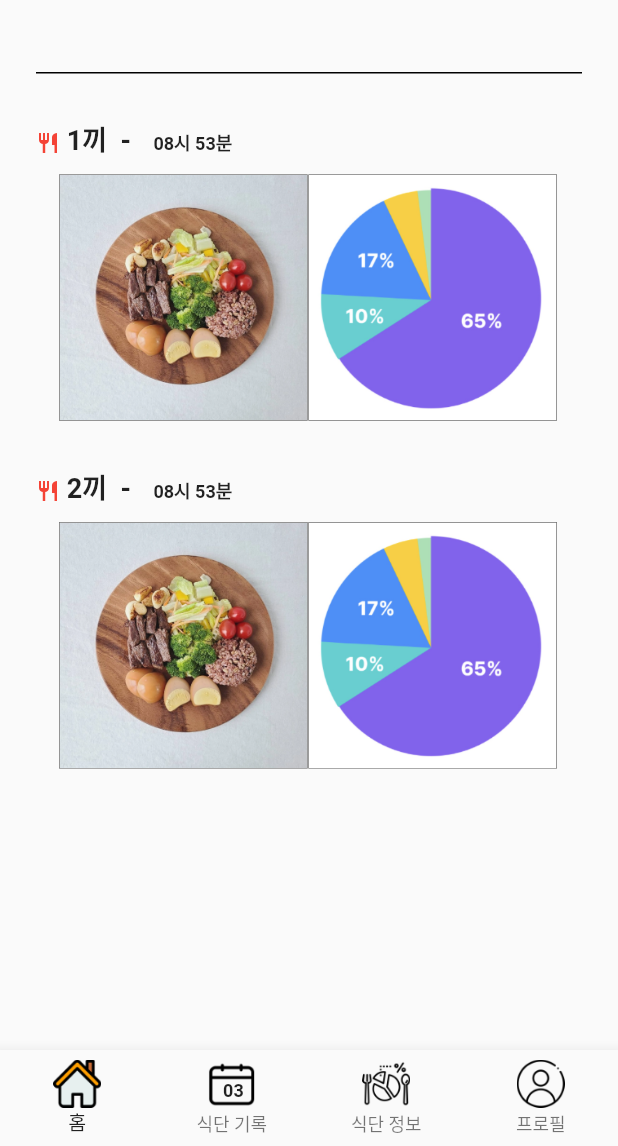
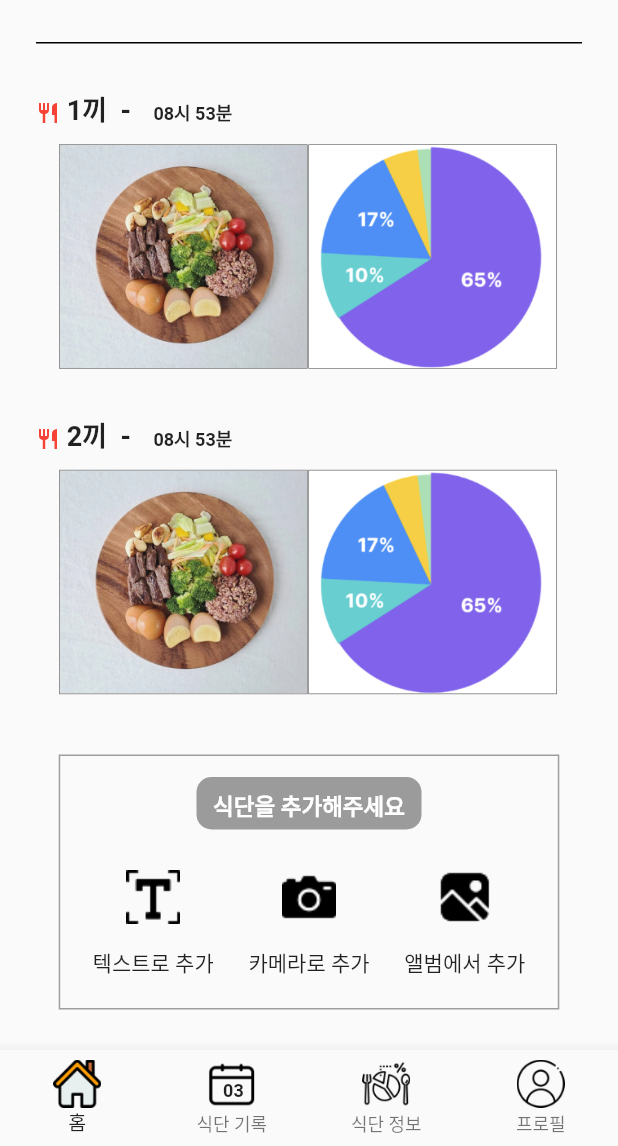
Before and after one commit to MAK-E-AT/Frontend, a Flutter app: the ImagePickerScreen screen opened directly with empty values, after a tap on "이 사진으로 식단 분석하러 가기", on a phone screen of 412 x 824 dp, the part 90-1236 px from its top. Run offline on Flutter 3.47's test engine with Material 2 defaults, Android fonts, the phone set to English and light mode, and no system bars; our stand-ins replace flutter_dotenv, flutter_hooks, flutter_secure_storage, image_picker, smooth_page_indicator; missing offline and left inert: flutter_webview_plugin, kakao_flutter_sdk; accounts and stored records are empty.

Commit message:
feat: 식단 사진 및 텍스트 입력 버튼 UI 2023. 05. 04 1. 커스텀 아이콘 버튼 위젯 생성 2. 기타 코드 수정

```diff
--- a/makeat_fe/lib/main.dart
+++ b/makeat_fe/lib/main.dart
@@ -5,7 +5,6 @@ import 'package:provider/provider.dart';
 import 'package:kakao_flutter_sdk/kakao_flutter_sdk.dart';
 
 import 'models/bottom_navigation_index.dart';
-
 import 'view_models/kakao_login_view_model.dart';
 import 'view_models/naver_login_view_model.dart';
 
@@ -39,7 +38,7 @@ class MAKEAT extends StatelessWidget {
       theme: ThemeData(
         pageTransitionsTheme: NoAnimationTransition(),
       ),
-      home: FoodRecordScreen(),
+      home: FoodRecordScreen()
     );
   }
 }
--- a/makeat_fe/lib/views/food_record_detail_screen.dart
+++ b/makeat_fe/lib/views/food_record_detail_screen.dart
@@ -1,14 +1,14 @@
 import 'package:flutter/material.dart';
-import 'package:makeat_fe/views/food_record_screen.dart';
 
 import '../common/no_animation_page_route.dart';
-
+import '../widgets/custom_icon_button.dart';
 import '../widgets/custom_app_bar.dart';
 import '../widgets/custom_bottom_navigation_bar.dart';
-
+import 'image_picker_screen.dart';
 
 class FoodRecordDetailScreen extends StatefulWidget {
   final String selectedDate;
+  // final String savedTime;
 
 
   const FoodRecordDetailScreen({Key? key, required this.selectedDate}) : super(key: key);
@@ -36,9 +36,10 @@ class _FoodRecordDetailScreenState extends State<FoodRecordDetailScreen> {
         appBar: const CustomAppBar(),
         body: SafeArea(
           child: Column(
+            mainAxisSize: MainAxisSize.min,
             children: [
               Padding(
-                padding: const EdgeInsets.symmetric(horizontal: 24.0, vertical: 10.0),
+                padding: const EdgeInsets.symmetric(horizontal: 24.0),
                 child: Align(
                   alignment: Alignment.centerLeft,
                   child: Text(
@@ -55,8 +56,79 @@ class _FoodRecordDetailScreenState extends State<FoodRecordDetailScreen> {
               const SizedBox(height: 20.0,),
               Expanded(
                 child: ListView.builder(
-                  itemCount: mealRecordList.length,
+                  itemCount: mealRecordList.length + 1,
                   itemBuilder: (BuildContext context, int index) {
+                    if (index == mealRecordList.length) {
+                      return Column(
+                        children: [
+                          const SizedBox(height: 20.0,),
+                          Container(
+                            width: MediaQuery.of(context).size.width * 0.81,
+                            decoration: BoxDecoration(
+                              border: Border.all(
+                                color: Colors.grey,
+                                width: 1.0,
+                              ),
+                            ),
+                            padding: const EdgeInsets.all(10.0),
+                            child: Column(
+                              children: [
+                                Container(
+                                  decoration: BoxDecoration(
+                                    borderRadius: BorderRadius.circular(10.0),
+                                    color: Colors.black38,
+                                  ),
+                                  width: 150,
+                                  height: 35,
+                                  margin: const EdgeInsets.fromLTRB(0, 4, 0, 12),
+                                  padding: const EdgeInsets.all(8),
+                                  child: const Center(
+                                    child: Text(
+                                      '식단을 추가해주세요',
+                                      style: TextStyle(
+                                        color: Colors.white,
+                                        fontSize: 15,
+                                        fontWeight: FontWeight.bold,
+                                      ),
+                                    ),
+                                  ),
+                                ),
+                                SizedBox(
+                                  child: Row(
+                                    mainAxisAlignment: MainAxisAlignment.spaceAround,
+                                    children: [
+                                      CustomIconButton(
+                                        imagePath: 'assets/images/meal_select/text.png',
+                                        buttonText: '텍스트로 추가',
+                                        onPressed: () {
+                                          // 갤러리에서 사진 가져오기 기능
+                                        },
+                                      ),
+                                      CustomIconButton(
+                                        imagePath: 'assets/images/meal_select/camera.png',
+                                        buttonText: '카메라로 추가',
+                                        onPressed: () {
+                                          // 카메라로 촬영한 사진 가져오기 기능
+                                        },
+                                      ),
+                                      CustomIconButton(
+                                        imagePath: 'assets/images/meal_select/gallery.png',
+                                        buttonText: '앨범에서 추가',
+                                        onPressed: () {
+                                          // 음식 명 텍스트로 입력 기능
+                                        },
+                                      ),
+                                    ],
+                                  ),
+                                ),
+                                const SizedBox(height: 10.0,)
+                              ],
+                            ),
+                          ),
+                          const SizedBox(height: 20.0,),
+                        ],
+                      );
+                    } else {
                       return Column(
                         crossAxisAlignment: CrossAxisAlignment.start,
                         children: <Widget>[
@@ -100,7 +172,7 @@ class _FoodRecordDetailScreenState extends State<FoodRecordDetailScreen> {
                           Center(
                             child: SizedBox(
                               width: MediaQuery.of(context).size.width * 0.81,
-                            height: MediaQuery.of(context).size.width * 0.4,
+                              height: 150.0,
                               child: ListView.builder(
                                 scrollDirection: Axis.horizontal,
                                 itemCount: mealRecordList[index].length,
@@ -118,7 +190,9 @@ class _FoodRecordDetailScreenState extends State<FoodRecordDetailScreen> {
                                         Navigator.push(
                                           context,
                                           NoAnimationPageRoute(
-                                          builder: (context) => FoodRecordScreen(),
+                                            builder: (context) => ImagePickerScreen(
+                                              selectedDate: widget.selectedDate,
+                                            ),
                                             settings: const RouteSettings(name: 'food_record_screen')
                                           ),
                                         );
@@ -138,6 +212,7 @@ class _FoodRecordDetailScreenState extends State<FoodRecordDetailScreen> {
                           const SizedBox(height: 20,)
                         ],
                       );
+                    }
                   },
                 ),
               ),
--- a/makeat_fe/lib/views/food_record_screen.dart
+++ b/makeat_fe/lib/views/food_record_screen.dart
@@ -1,35 +1,32 @@
 import 'package:flutter/material.dart';
-import 'package:makeat_fe/views/image_picker_screen.dart';
 
 import '../common/no_animation_page_route.dart';
-
 import '../widgets/custom_app_bar.dart';
 import '../widgets/custom_bottom_navigation_bar.dart';
+import 'food_record_detail_screen.dart';
 
 
 class FoodRecordScreen extends StatelessWidget {
   final List<String> dateList = [
-    '4월 18일',
-    '4월 19일',
-    '4월 20일',
-    '4월 21일',
-    '4월 22일',
-    '4월 23일',
-    '4월 24일',
+    '4월 29일',
+    '4월 30일',
+    '5월 01일',
+    '5월 02일',
+    '5월 03일',
+    '5월 04일',
   ];
 
   final List<List<String>> mealList = [
+    [
+      // 예외 처리 필요 - 식단을 기록 안한 경우
+    ],
     [
       'assets/images/sample_food/f1.png',
       'assets/images/sample_food/f3.png',
       'assets/images/sample_food/f5.png',
     ],
     [
-      'assets/images/sample_food/f2.png',
-      'assets/images/sample_food/f3.png',
-      'assets/images/sample_food/f4.png',
-      'assets/images/sample_food/f5.png',
-      'assets/images/sample_food/f1.png',
+      // 예외 처리 필요 - 식단을 기록 안한 경우
     ],
     [
       'assets/images/sample_food/f4.png',
@@ -42,17 +39,6 @@ class FoodRecordScreen extends StatelessWidget {
     ],
     [
       'assets/images/sample_food/f1.png',
-      'assets/images/sample_food/f5.png',
-      'assets/images/sample_food/f1.png',
-    ],
-    [
-      'assets/images/sample_food/f2.png',
-      'assets/images/sample_food/f4.png',
-      'assets/images/sample_food/f1.png',
-    ],
-    [
-      'assets/images/sample_food/f2.png',
-      'assets/images/sample_food/f3.png',
       'assets/images/sample_food/f5.png',
     ],
   ];
@@ -105,9 +91,8 @@ class FoodRecordScreen extends StatelessWidget {
                                 Navigator.push(
                                   context,
                                   NoAnimationPageRoute(
-                                    builder: (context) => ImagePickerScreen(
+                                    builder: (context) => FoodRecordDetailScreen(
                                       selectedDate: dateList[index],
-                                      selectedMeal: mealList[index],
                                     ),
                                     settings: const RouteSettings(name: 'image_picker_screen')
                                   ),
--- a/makeat_fe/lib/views/image_picker_screen.dart
+++ b/makeat_fe/lib/views/image_picker_screen.dart
@@ -15,12 +15,10 @@ import '../common/no_animation_page_route.dart';
 
 class ImagePickerScreen extends StatefulWidget {
   final String selectedDate;
-  final List<String> selectedMeal;
 
   const ImagePickerScreen({
     Key? key,
     required this.selectedDate,
-    required this.selectedMeal,
   }) : super(key: key);
 
   @override
--- a/makeat_fe/lib/views/profile_user_info_screen.dart
+++ b/makeat_fe/lib/views/profile_user_info_screen.dart
@@ -146,8 +146,8 @@ class _ProfileUserInfoScreenState extends State<ProfileUserInfoScreen> {
                 const SizedBox(height: 5.0,),
                 Expanded(
                   child: CustomGridSelection(
-                    exerciseImgList: _imgList,
-                    exerciseList: _exerciseList,
+                    imgList: _imgList,
+                    txtList: _exerciseList,
                   )
                 ),
               ],
--- a/makeat_fe/lib/widgets/custom_grid_select.dart
+++ b/makeat_fe/lib/widgets/custom_grid_select.dart
@@ -1,13 +1,13 @@
 import 'package:flutter/material.dart';
 
 class CustomGridSelection extends StatefulWidget {
-  final List<String> exerciseImgList;
-  final List<String> exerciseList;
+  final List<String> imgList;
+  final List<String> txtList;
 
   const CustomGridSelection({
     Key? key,
-    required this.exerciseImgList,
-    required this.exerciseList,
+    required this.imgList,
+    required this.txtList,
   }) : super(key: key);
 
   @override
@@ -21,14 +21,14 @@ class _CustomGridSelectionState extends State<CustomGridSelection> {
   @override
   void initState() {
     super.initState();
-    _isSelected = List.generate(widget.exerciseList.length, (_) => false);
+    _isSelected = List.generate(widget.txtList.length, (_) => false);
   }
 
   @override
   Widget build(BuildContext context) {
     return GridView.builder(
       padding: const EdgeInsets.all(16.0),
-      itemCount: widget.exerciseList.length,
+      itemCount: widget.txtList.length,
       gridDelegate: const SliverGridDelegateWithFixedCrossAxisCount(
         crossAxisCount: 3,
         crossAxisSpacing: 10.0,
@@ -62,11 +62,11 @@ class _CustomGridSelectionState extends State<CustomGridSelection> {
               mainAxisAlignment: MainAxisAlignment.center,
               children: [
                 Image.asset(
-                  widget.exerciseImgList[index],
+                  widget.imgList[index],
                   width: 50.0,
                   height: 50.0,
                 ),
-                Text(widget.exerciseList[index]),
+                Text(widget.txtList[index]),
               ],
             ),
           ),
--- /dev/null
+++ b/makeat_fe/lib/widgets/custom_icon_button.dart
@@ -0,0 +1,28 @@
+import 'package:flutter/material.dart';
+
+class CustomIconButton extends StatelessWidget {
+  final String imagePath;
+  final String buttonText;
+  final VoidCallback onPressed;
+
+  const CustomIconButton({
+    Key? key,
+    required this.imagePath,
+    required this.buttonText,
+    required this.onPressed,
+  }) : super(key: key);
+
+  @override
+  Widget build(BuildContext context) {
+    return Column(
+      children: [
+        IconButton(
+          icon: Image.asset(imagePath),
+          iconSize: 50.0,
+          onPressed: onPressed,
+        ),
+        Text(buttonText),
+      ],
+    );
+  }
+}
--- a/makeat_fe/pubspec.yaml
+++ b/makeat_fe/pubspec.yaml
@@ -117,6 +117,11 @@ flutter:
     - assets/images/exercise_select/shoulder_press.png
     - assets/images/exercise_select/jogging.png
     - assets/images/exercise_select/yoga.png
+
+    - assets/images/meal_select/text.png
+    - assets/images/meal_select/camera.png
+    - assets/images/meal_select/gallery.png
+
   # An image asset can refer to one or more resolution-specific "variants", see
   # https://flutter.dev/assets-and-images/#resolution-aware
 
```
Also changed, not shown: makeat_fe/assets/images/meal_select/camera.png (added), makeat_fe/assets/images/meal_select/gallery.png (added), makeat_fe/assets/images/meal_select/text.png (added). Lines whose indentation alone changed are shown as unchanged.
